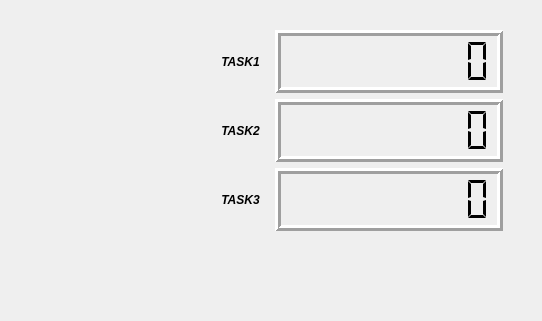
Before: the Qt Designer form form/formceju.ui in KingChenFY/ZW_JiXieBiTool, drawn with Qt 5; both pictures show x 458 to 1000 and y 0 to 321 of the 1000 by 640 pixel window.
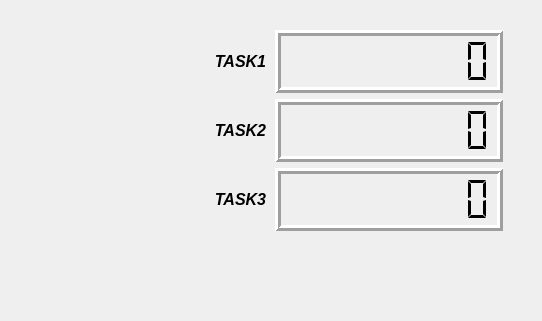
After: the same form once the commit is applied.

What changed in the file:
```diff
--- a/form/formceju.ui
+++ b/form/formceju.ui
@@ -55,6 +55,7 @@
        <widget class="QLabel" name="lab_CejuTask1">
         <property name="font">
          <font>
+          <pointsize>12</pointsize>
           <italic>true</italic>
           <bold>true</bold>
          </font>
@@ -91,6 +92,7 @@
        <widget class="QLabel" name="lab_CejuTask2">
         <property name="font">
          <font>
+          <pointsize>12</pointsize>
           <italic>true</italic>
           <bold>true</bold>
          </font>
@@ -127,6 +129,7 @@
        <widget class="QLabel" name="lab_CejuTask3">
         <property name="font">
          <font>
+          <pointsize>12</pointsize>
           <italic>true</italic>
           <bold>true</bold>
          </font>
```
